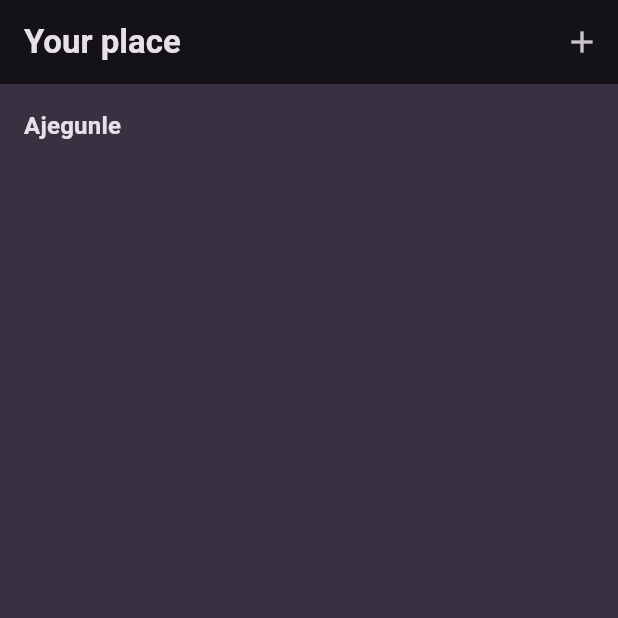
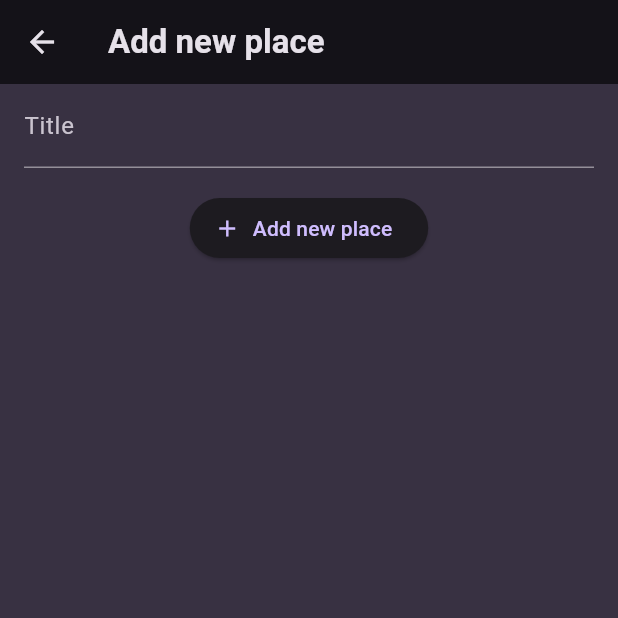
Before and after one commit to Ayomikuolatunji/flutter-device-features, a Flutter app: the screen it shows after launch, after a tap on the "add" icon, on a phone screen of 412 x 824 dp, the top half of it. Run offline on Flutter 3.47's test engine with Material 3 defaults, Android fonts, the phone set to English and light mode, and no system bars; our stand-ins replace flutter_riverpod, go_router, google_fonts.

Commit message:
What: Building UI

```diff
--- a/lib/main.dart
+++ b/lib/main.dart
@@ -1,6 +1,7 @@
 import 'package:flutter/material.dart';
+import 'package:flutter_riverpod/flutter_riverpod.dart';
 import 'package:google_fonts/google_fonts.dart';
-import 'package:net_ninja_course/screens/home_screen.dart';
+import 'package:net_ninja_course/routes.dart';
 
 final colorScheme = ColorScheme.fromSeed(
   brightness: Brightness.dark,
@@ -27,7 +28,7 @@ final theme = ThemeData().copyWith(
 
 void main() {
   runApp(
-    const MyApp(),
+    const ProviderScope(child: MyApp()),
   );
 }
 
@@ -36,9 +37,10 @@ class MyApp extends StatelessWidget {
 
   @override
   Widget build(BuildContext context) {
-    return MaterialApp(
-        title: 'Great Places',
-        theme: theme,
-        routes: {"/": (context) => HomeScreen()});
+    return MaterialApp.router(
+      title: 'Great Places',
+      theme: theme,
+      routerConfig: appRoutes(context),
+    );
   }
 }
--- /dev/null
+++ b/lib/providers/user_places.dart
@@ -0,0 +1,15 @@
+import 'package:flutter_riverpod/flutter_riverpod.dart';
+import 'package:net_ninja_course/models/place.dart';
+
+class UserPlacesNotifier extends StateNotifier<List<Place>> {
+  UserPlacesNotifier() : super(const []);
+
+  void addNewPlace(Place place) {
+    final newPlace = Place(title: place.title);
+    state = [newPlace, ...state];
+  }
+}
+
+final userPlacesNotifier =
+    StateNotifierProvider<UserPlacesNotifier, List<Place>>(
+        (ref) => UserPlacesNotifier());
--- /dev/null
+++ b/lib/routes.dart
@@ -0,0 +1,25 @@
+import 'package:flutter/material.dart';
+import 'package:go_router/go_router.dart';
+import 'package:net_ninja_course/screens/add_new_place.dart';
+import 'package:net_ninja_course/screens/home_screen.dart';
+
+GoRouter appRoutes(BuildContext context) {
+  return GoRouter(
+    routes: [
+      GoRoute(
+        path: '/',
+        builder: (context, state) {
+          return const HomeScreen();
+        },
+        routes: [
+          GoRoute(
+            path: 'add-new-place',
+            builder: (context, state) {
+              return const AddNewPlace();
+            },
+          ),
+        ],
+      ),
+    ],
+  );
+}
--- /dev/null
+++ b/lib/screens/add_new_place.dart
@@ -0,0 +1,59 @@
+import 'package:flutter/material.dart';
+import 'package:flutter_riverpod/flutter_riverpod.dart';
+import 'package:net_ninja_course/models/place.dart';
+import 'package:net_ninja_course/providers/user_places.dart';
+
+class AddNewPlace extends ConsumerStatefulWidget {
+  const AddNewPlace({super.key});
+
+  @override
+  ConsumerState<AddNewPlace> createState() => _AddNewPlaceState();
+}
+
+class _AddNewPlaceState extends ConsumerState<AddNewPlace> {
+  final _titleController = TextEditingController();
+
+  void savePlace() {
+    final enteredText = _titleController.text;
+    if (enteredText.isEmpty) {
+      ScaffoldMessenger.of(context).showSnackBar(
+          const SnackBar(content: Text("Please provide the place title")));
+    }
+    ref
+        .read(userPlacesNotifier.notifier)
+        .addNewPlace(Place(title: enteredText));
+
+    Navigator.of(context).pop();
+  }
+
+  @override
+  Widget build(BuildContext context) {
+    return Scaffold(
+      appBar: AppBar(
+        title: const Text("Add new place"),
+      ),
+      body: SingleChildScrollView(
+        padding: const EdgeInsets.symmetric(horizontal: 16),
+        child: Column(
+          children: [
+            TextField(
+              decoration: const InputDecoration(label: Text("Title")),
+              style:
+                  TextStyle(color: Theme.of(context).colorScheme.onBackground),
+              controller: _titleController,
+            ),
+            const SizedBox(
+              height: 16,
+            ),
+            ElevatedButton.icon(
+                onPressed: () {
+                  savePlace();
+                },
+                icon: const Icon(Icons.add),
+                label: const Text("Add new place"))
+          ],
+        ),
+      ),
+    );
+  }
+}
--- a/lib/screens/home_screen.dart
+++ b/lib/screens/home_screen.dart
@@ -1,24 +1,28 @@
 import 'package:flutter/material.dart';
-import 'package:net_ninja_course/models/place.dart';
+import 'package:flutter_riverpod/flutter_riverpod.dart';
+import 'package:go_router/go_router.dart';
+import 'package:net_ninja_course/providers/user_places.dart';
 import 'package:net_ninja_course/widgets/places_list.dart';
 
-class HomeScreen extends StatelessWidget {
-  HomeScreen({super.key});
+class HomeScreen extends ConsumerWidget {
+  const HomeScreen({super.key});
 
-  final List<Place> placeItems = [Place(title: "Ajegunle")];
 
   @override
-  Widget build(BuildContext context) {
+  Widget build(BuildContext context, WidgetRef ref) {
+    final userPlaces = ref.watch(userPlacesNotifier);
     return Scaffold(
       appBar: AppBar(
         title: const Text("Your place"),
         centerTitle: false,
         actions: <Widget>[
-          IconButton(onPressed: () {}, icon: const Icon(Icons.add))
+          IconButton(
+              onPressed: () => context.go('/add-new-place'),
+              icon: const Icon(Icons.add))
         ],
       ),
       body: PlacesList(
-        placeItems: placeItems,
+        placeItems: userPlaces,
       ),
     );
   }
--- a/lib/widgets/places_list.dart
+++ b/lib/widgets/places_list.dart
@@ -1,10 +1,16 @@
 import 'package:flutter/material.dart';
 import 'package:net_ninja_course/models/place.dart';
+import 'package:net_ninja_course/screens/place_detail_screen.dart';
 
 class PlacesList extends StatelessWidget {
   const PlacesList({super.key, required this.placeItems});
 
   final List<Place> placeItems;
+
+  void onViewDetailPlace(BuildContext context, Place place) {
+    Navigator.of(context).push(
+        MaterialPageRoute(builder: (ctx) => PlaceDetailScreen(place: (place))));
+  }
 
   @override
   Widget build(BuildContext context) {
@@ -18,6 +24,9 @@ class PlacesList extends StatelessWidget {
     }
     return ListView.builder(
       itemBuilder: ((ctx, index) => ListTile(
+            onTap: () {
+              onViewDetailPlace(context, placeItems[index]);
+            },
             title: Text(
               placeItems[index].title,
               style: Theme.of(context)
```
Also changed, not shown: lib/screens/place_detail_screen.dart (added, +24 -0 lines), lib/screens/add_detail.dart (deleted).
